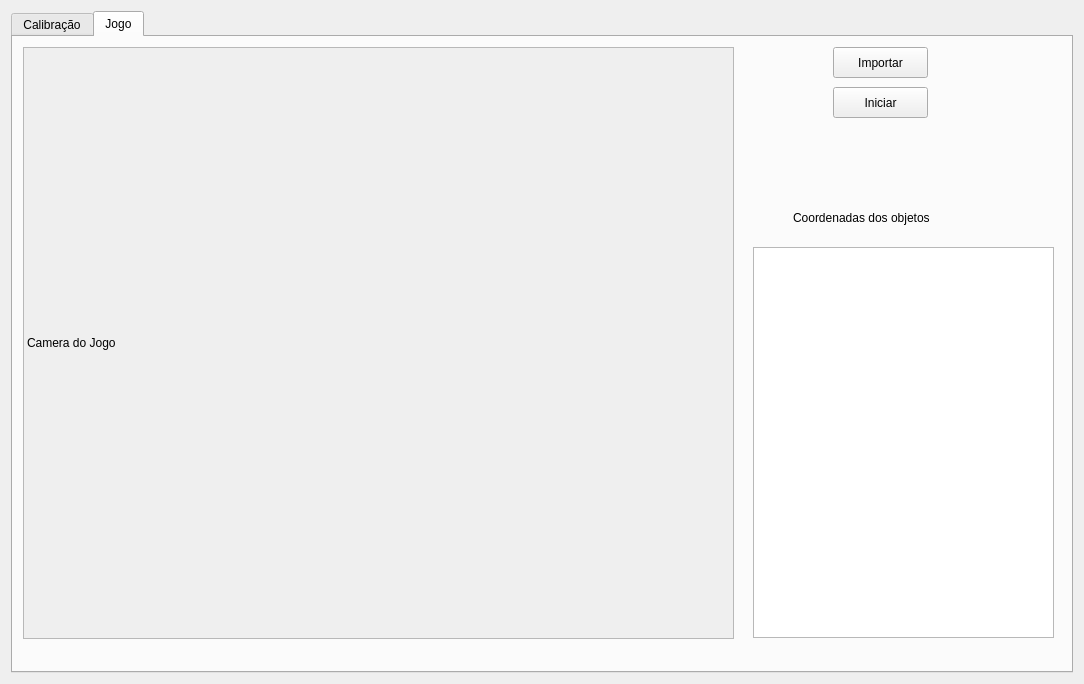
Old version of the form project/calibra_tcc/principal.ui in the repository everbgs/calibrabgs.
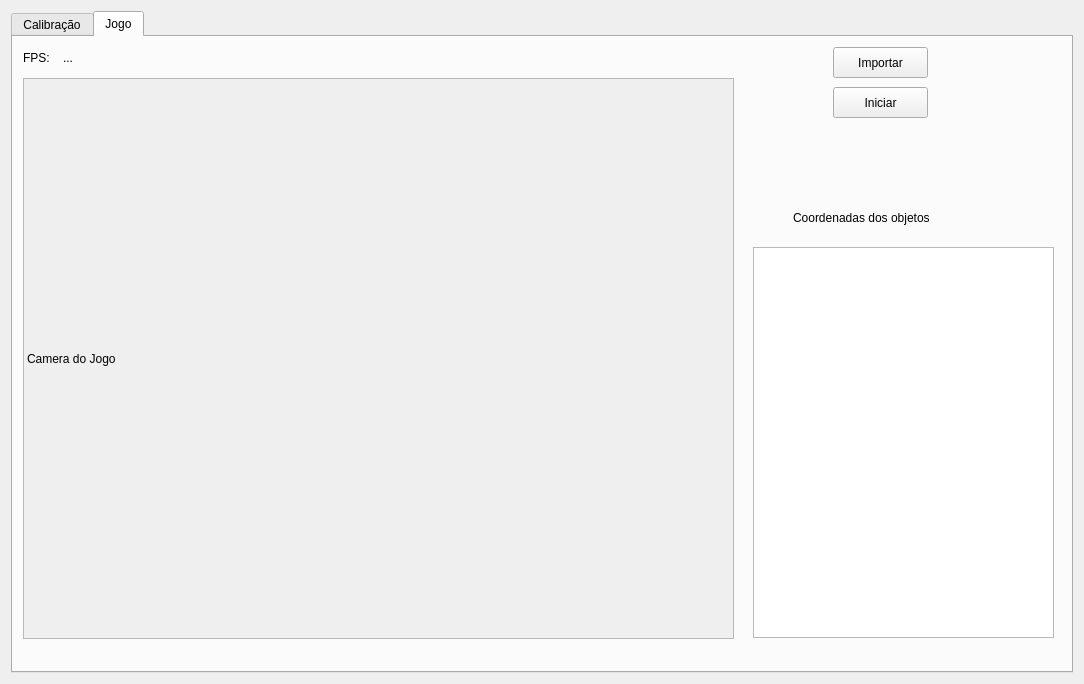
New version of the form. Custom widgets are drawn as their Qt base class.

```diff
--- a/project/calibra_tcc/principal.ui
+++ b/project/calibra_tcc/principal.ui
@@ -1551,9 +1551,9 @@
        <property name="geometry">
         <rect>
          <x>10</x>
-         <y>10</y>
+         <y>41</y>
          <width>711</width>
-         <height>592</height>
+         <height>561</height>
         </rect>
        </property>
        <property name="autoFillBackground">
@@ -1615,6 +1615,32 @@
         <string>Coordenadas dos objetos</string>
        </property>
       </widget>
+      <widget class="QLabel" name="label_12">
+       <property name="geometry">
+        <rect>
+         <x>10</x>
+         <y>10</y>
+         <width>67</width>
+         <height>21</height>
+        </rect>
+       </property>
+       <property name="text">
+        <string>FPS:</string>
+       </property>
+      </widget>
+      <widget class="QLabel" name="lbFps">
+       <property name="geometry">
+        <rect>
+         <x>50</x>
+         <y>10</y>
+         <width>67</width>
+         <height>21</height>
+        </rect>
+       </property>
+       <property name="text">
+        <string>...</string>
+       </property>
+      </widget>
      </widget>
     </widget>
    </item>
```
